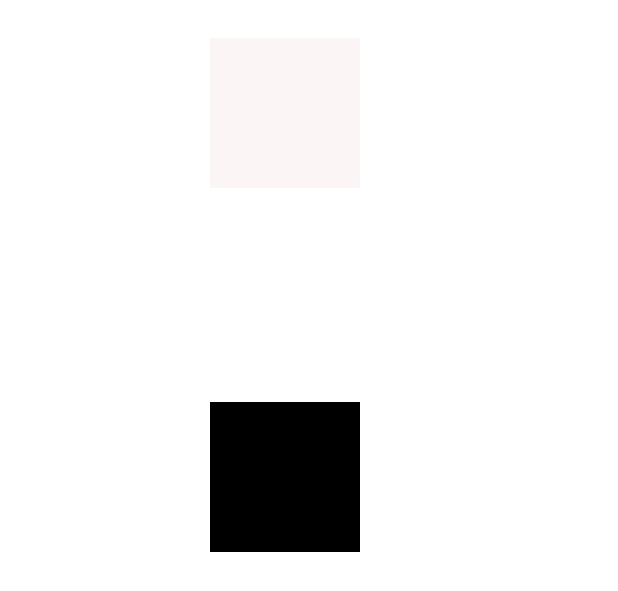
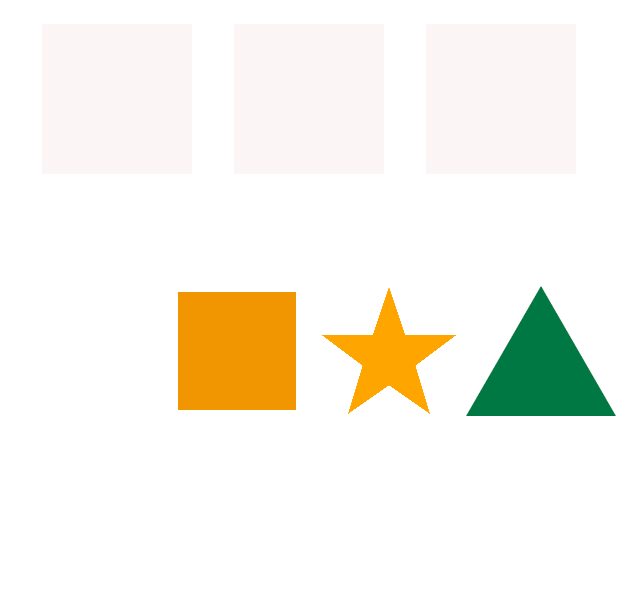
Before and after one commit to oguzhan3437/Kid_Games, an Android app: the layout fragment_shapes.xml on its own in the app's theme, with its tools: preview values and no code run, on a phone screen of 412 x 824 dp. Shown: the top 591 px of the screen. Run offline under Robolectric (Android 15) with nearby library versions, the phone set to English and light mode, and no system bars.

Commit message:
code refactor

```diff
--- /dev/null
+++ b/app/src/main/res/drawable/square_svg.xml
@@ -0,0 +1,13 @@
+<vector xmlns:android="http://schemas.android.com/apk/res/android"
+    android:width="600dp"
+    android:height="600dp"
+    android:viewportWidth="158.75"
+    android:viewportHeight="158.75002">
+  <path
+      android:pathData="M16.933,16.933h124.883v124.883h-124.883z"
+      android:strokeLineJoin="miter"
+      android:strokeWidth="0.5291667"
+      android:fillColor="#f19500"
+      android:strokeColor="#00000000"
+      android:strokeLineCap="butt"/>
+</vector>
--- /dev/null
+++ b/app/src/main/res/drawable/star_svg.xml
@@ -0,0 +1,11 @@
+<vector xmlns:android="http://schemas.android.com/apk/res/android"
+    android:width="300dp"
+    android:height="275dp"
+    android:viewportWidth="300"
+    android:viewportHeight="275">
+  <path
+      android:pathData="M150,25l29,86l90,0l-72,54l26,86l-73,-51l-73,51l26,-86l-72,-54l90,0z"
+      android:strokeWidth="10"
+      android:fillColor="#ffa500"
+      android:strokeColor="#ffa500"/>
+</vector>
--- /dev/null
+++ b/app/src/main/res/drawable/triangle_svg.xml
@@ -0,0 +1,9 @@
+<vector xmlns:android="http://schemas.android.com/apk/res/android"
+    android:width="200dp"
+    android:height="200dp"
+    android:viewportWidth="200"
+    android:viewportHeight="200">
+  <path
+      android:pathData="m0,200 l100,-200 100,200z"
+      android:fillColor="#ff8040"/>
+</vector>
--- a/app/src/main/res/layout-land/fragment_shapes.xml
+++ b/app/src/main/res/layout-land/fragment_shapes.xml
@@ -12,19 +12,19 @@
             android:id="@+id/imageViewSquareSource"
             android:layout_width="100dp"
             android:layout_height="100dp"
-            android:background="@drawable/square"
+            android:layout_marginStart="108dp"
+            android:layout_marginTop="68dp"
+            android:background="@drawable/square_svg"
             android:tag="square"
-            app:layout_constraintEnd_toStartOf="@+id/imageViewStarSource"
-            app:layout_constraintHorizontal_bias="0.5"
             app:layout_constraintStart_toStartOf="parent"
-            app:layout_constraintTop_toTopOf="@+id/imageViewStarSource" />
+            app:layout_constraintTop_toBottomOf="@+id/imageViewSquareDestination" />
 
         <ImageView
             android:id="@+id/imageViewSquareDestination"
             android:layout_width="100dp"
             android:layout_height="100dp"
             android:background="#43F3D8D8"
-            android:tag="squareDestination"
+            android:tag="square"
             app:layout_constraintEnd_toStartOf="@+id/imageViewStarDestination"
             app:layout_constraintHorizontal_bias="0.5"
             app:layout_constraintStart_toStartOf="parent"
@@ -36,7 +36,7 @@
             android:layout_height="100dp"
             android:layout_marginTop="16dp"
             android:background="#43F3D8D8"
-            android:tag="starDestination"
+            android:tag="star"
             app:layout_constraintEnd_toStartOf="@+id/imageViewTriangleDestination"
             app:layout_constraintHorizontal_bias="0.5"
             app:layout_constraintStart_toEndOf="@+id/imageViewSquareDestination"
@@ -47,7 +47,7 @@
             android:layout_width="100dp"
             android:layout_height="100dp"
             android:background="#43F3D8D8"
-            android:tag="triangleDestination"
+            android:tag="triangle"
             app:layout_constraintEnd_toEndOf="parent"
             app:layout_constraintHorizontal_bias="0.5"
             app:layout_constraintStart_toEndOf="@+id/imageViewStarDestination"
@@ -63,7 +63,7 @@
             app:layout_constraintHorizontal_bias="0.5"
             app:layout_constraintStart_toEndOf="@+id/imageViewSquareSource"
             app:layout_constraintTop_toBottomOf="@+id/imageViewStarDestination"
-            app:srcCompat="@drawable/star" />
+            app:srcCompat="@drawable/star_svg" />
 
         <ImageView
             android:id="@+id/imageViewTriangleSource"
@@ -74,6 +74,6 @@
             app:layout_constraintHorizontal_bias="0.5"
             app:layout_constraintStart_toEndOf="@+id/imageViewStarSource"
             app:layout_constraintTop_toTopOf="@+id/imageViewStarSource"
-            app:srcCompat="@drawable/triangle" />
+            app:srcCompat="@drawable/triangle_svg" />
     </androidx.constraintlayout.widget.ConstraintLayout>
 </layout>
--- a/app/src/main/res/layout/fragment_shapes.xml
+++ b/app/src/main/res/layout/fragment_shapes.xml
@@ -2,31 +2,78 @@
 <layout xmlns:app="http://schemas.android.com/apk/res-auto"
     xmlns:tools="http://schemas.android.com/tools"
     xmlns:android="http://schemas.android.com/apk/res/android">
+
     <androidx.constraintlayout.widget.ConstraintLayout
         android:layout_width="match_parent"
-        android:layout_height="match_parent"
+        android:layout_height="335dp"
         tools:context=".fragment.AnimalsFragment">
 
         <ImageView
             android:id="@+id/imageViewSquareSource"
             android:layout_width="100dp"
             android:layout_height="100dp"
-            android:layout_marginStart="140dp"
-            android:layout_marginTop="268dp"
+            android:layout_marginStart="108dp"
+            android:layout_marginTop="68dp"
+            android:background="@drawable/square_svg"
             android:tag="square"
             app:layout_constraintStart_toStartOf="parent"
-            app:layout_constraintTop_toTopOf="parent"
-            android:background="@color/black"/>
+            app:layout_constraintTop_toBottomOf="@+id/imageViewSquareDestination" />
 
         <ImageView
             android:id="@+id/imageViewSquareDestination"
             android:layout_width="100dp"
             android:layout_height="100dp"
-            android:layout_marginStart="140dp"
-            android:layout_marginTop="25dp"
             android:background="#43F3D8D8"
-            android:tag="squareDestination"
+            android:tag="square"
+            app:layout_constraintEnd_toStartOf="@+id/imageViewStarDestination"
+            app:layout_constraintHorizontal_bias="0.5"
             app:layout_constraintStart_toStartOf="parent"
+            app:layout_constraintTop_toTopOf="@+id/imageViewStarDestination" />
+
+        <ImageView
+            android:id="@+id/imageViewStarDestination"
+            android:layout_width="100dp"
+            android:layout_height="100dp"
+            android:layout_marginTop="16dp"
+            android:background="#43F3D8D8"
+            android:tag="starDestination"
+            app:layout_constraintEnd_toStartOf="@+id/imageViewTriangleDestination"
+            app:layout_constraintHorizontal_bias="0.5"
+            app:layout_constraintStart_toEndOf="@+id/imageViewSquareDestination"
             app:layout_constraintTop_toTopOf="parent" />
+
+        <ImageView
+            android:id="@+id/imageViewTriangleDestination"
+            android:layout_width="100dp"
+            android:layout_height="100dp"
+            android:background="#43F3D8D8"
+            android:tag="triangleDestination"
+            app:layout_constraintEnd_toEndOf="parent"
+            app:layout_constraintHorizontal_bias="0.5"
+            app:layout_constraintStart_toEndOf="@+id/imageViewStarDestination"
+            app:layout_constraintTop_toTopOf="@+id/imageViewStarDestination" />
+
+        <ImageView
+            android:id="@+id/imageViewStarSource"
+            android:layout_width="100dp"
+            android:layout_height="100dp"
+            android:layout_marginTop="68dp"
+            android:tag="star"
+            app:layout_constraintEnd_toStartOf="@+id/imageViewTriangleSource"
+            app:layout_constraintHorizontal_bias="0.5"
+            app:layout_constraintStart_toEndOf="@+id/imageViewSquareSource"
+            app:layout_constraintTop_toBottomOf="@+id/imageViewStarDestination"
+            app:srcCompat="@drawable/star" />
+
+        <ImageView
+            android:id="@+id/imageViewTriangleSource"
+            android:layout_width="100dp"
+            android:layout_height="100dp"
+            android:tag="triangle"
+            app:layout_constraintEnd_toEndOf="parent"
+            app:layout_constraintHorizontal_bias="0.5"
+            app:layout_constraintStart_toEndOf="@+id/imageViewStarSource"
+            app:layout_constraintTop_toTopOf="@+id/imageViewStarSource"
+            app:srcCompat="@drawable/triangle" />
     </androidx.constraintlayout.widget.ConstraintLayout>
 </layout>
```
Also changed, not shown: app/src/main/java/com/oguzhancetin/kitgames/fragment/ShapesFragment.kt (+51 -52 lines).
